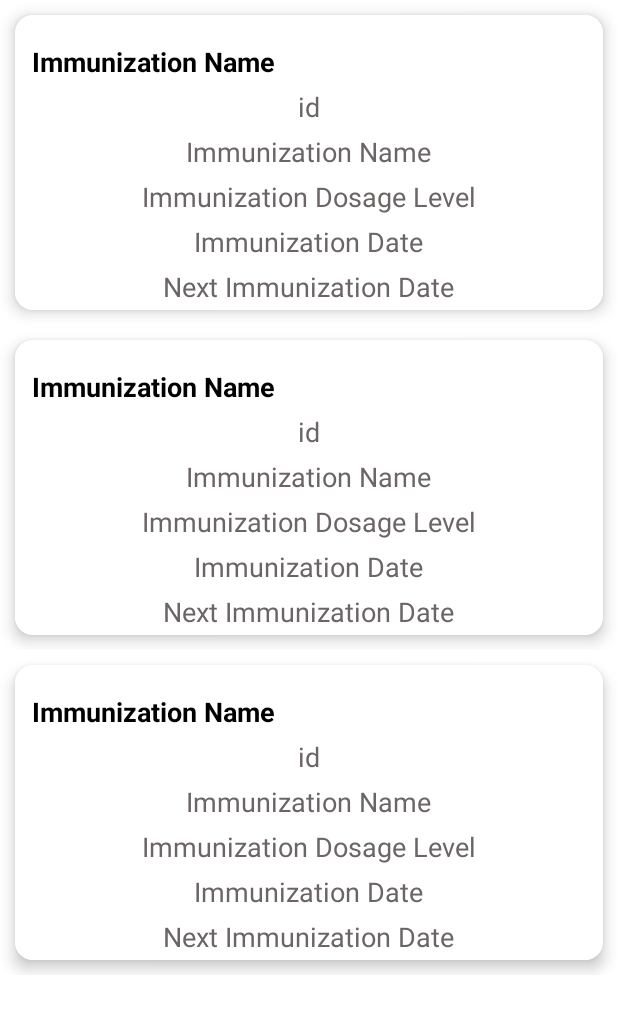
After one commit to martin-ngigi/Smart-Immunization, an Android app: the layout activity_view_immunizations.xml on its own in the app's theme, with its tools: preview values and no code run, on a phone screen of 412 x 824 dp. The commit adds this screen. Shown: the top 1013 px of the screen. Run offline under Robolectric (Android 15) with nearby library versions, the phone set to English and light mode, and no system bars; network calls fail.

Commit message:
View Immunizations in Recyclerview Success

```diff
--- a/app/src/main/AndroidManifest.xml
+++ b/app/src/main/AndroidManifest.xml
@@ -17,6 +17,9 @@
         android:supportsRtl="true"
         android:theme="@style/Theme.SmartImmunization"
         tools:targetApi="31">
+        <activity
+            android:name=".Activities2.ViewImmunizationsActivity"
+            android:exported="false" />
         <activity
             android:name=".Activities2.AddImmunizationActivity"
             android:exported="false" />
--- a/app/src/main/res/layout/activity_immunization2.xml
+++ b/app/src/main/res/layout/activity_immunization2.xml
@@ -6,7 +6,7 @@
     android:layout_height="match_parent"
     android:background="@color/white"
     android:orientation="vertical"
-    tools:context=".Activities.ImmunizationActivity">
+    tools:context=".Activities2.Immunization2Activity">
 
     <ScrollView
         android:layout_width="match_parent"
@@ -37,12 +37,12 @@
                     android:layout_marginTop="10dp"/>
 
                 <Button
-                    android:id="@+id/btn_signupR"
+                    android:id="@+id/btn_view_imnBtn"
                     android:layout_width="0dp"
                     android:layout_weight="1"
                     android:layout_margin="10dp"
                     android:layout_height="wrap_content"
-                    android:text="Signup"
+                    android:text="View Immn"
                     android:textColor="@color/white"
                     android:background="@drawable/btn_background"
                     android:layout_centerHorizontal="true"
--- /dev/null
+++ b/app/src/main/res/layout/activity_view_immunizations.xml
@@ -0,0 +1,22 @@
+<?xml version="1.0" encoding="utf-8"?>
+<LinearLayout xmlns:android="http://schemas.android.com/apk/res/android"
+    xmlns:app="http://schemas.android.com/apk/res-auto"
+    xmlns:tools="http://schemas.android.com/tools"
+    android:layout_width="match_parent"
+    android:layout_height="match_parent"
+    android:orientation="vertical"
+    android:background="@color/white"
+    tools:context=".Activities2.ViewImmunizationsActivity">
+
+    <!--recycler view to display our data-->
+    <androidx.recyclerview.widget.RecyclerView
+        android:id="@+id/idRVImmunizations"
+        android:layout_width="match_parent"
+        android:layout_height="match_parent"
+        tools:listitem="@layout/raw_immunizations"
+        app:layoutManager="androidx.recyclerview.widget.LinearLayoutManager"
+         />
+
+
+
+</LinearLayout>
--- /dev/null
+++ b/app/src/main/res/layout/raw_immunizations.xml
@@ -0,0 +1,86 @@
+<?xml version="1.0" encoding="utf-8"?>
+<LinearLayout xmlns:android="http://schemas.android.com/apk/res/android"
+    android:layout_width="match_parent"
+    android:layout_height="wrap_content"
+    xmlns:app="http://schemas.android.com/apk/res-auto"
+    android:orientation="vertical"
+    android:background="@color/white">
+
+    <androidx.cardview.widget.CardView
+        android:layout_width="match_parent"
+        android:layout_height="wrap_content"
+        android:layout_columnWeight="1"
+        android:layout_rowWeight="1"
+        app:cardElevation="6dp"
+        app:cardCornerRadius="12dp"
+        android:layout_margin="10dp">
+
+        <LinearLayout
+            android:layout_width="match_parent"
+            android:layout_height="match_parent"
+            android:layout_gravity="center"
+            android:background="@color/white"
+            android:gravity="center"
+            android:orientation="vertical"
+            android:padding="3dp">
+
+            <TextView
+                android:layout_width="match_parent"
+                android:layout_height="wrap_content"
+                android:layout_marginTop="15dp"
+                android:textColor="@color/black"
+                android:text="Immunization Name"
+                android:textStyle="bold"
+                android:textSize="18sp"
+                android:layout_marginStart="5dp"/>
+
+            <TextView
+                android:id="@+id/idTv"
+                android:layout_width="wrap_content"
+                android:layout_height="wrap_content"
+                android:layout_marginTop="5dp"
+                android:text="id"
+                android:textColor="#6C6565"
+                android:textSize="18sp" />
+
+            <TextView
+                android:id="@+id/immunizationNameTv"
+                android:layout_width="wrap_content"
+                android:layout_height="wrap_content"
+                android:layout_marginTop="5dp"
+                android:text="Immunization Name"
+                android:textColor="#6C6565"
+                android:textSize="18sp" />
+
+            <TextView
+                android:id="@+id/immunizationDosageLevelTv"
+                android:layout_width="wrap_content"
+                android:layout_height="wrap_content"
+                android:layout_marginTop="5dp"
+                android:text="Immunization Dosage Level"
+                android:textColor="#6C6565"
+                android:textSize="18sp" />
+
+            <TextView
+                android:id="@+id/immunizationDateTv"
+                android:layout_width="wrap_content"
+                android:layout_height="wrap_content"
+                android:layout_marginTop="5dp"
+                android:text="Immunization Date"
+                android:textColor="#6C6565"
+                android:textSize="18sp" />
+
+            <TextView
+                android:id="@+id/nextImmunizationDateTv"
+                android:layout_width="wrap_content"
+                android:layout_height="wrap_content"
+                android:layout_marginTop="5dp"
+                android:text="Next Immunization Date"
+                android:textColor="#6C6565"
+                android:textSize="18sp" />
+
+
+        </LinearLayout>
+    </androidx.cardview.widget.CardView>
+
+</LinearLayout>
```
Also changed, not shown: app/src/main/java/com/example/smart_immunization/Activities2/Immunization2Activity.java (+13 -1 lines), app/src/main/java/com/example/smart_immunization/Activities2/ViewImmunizationsActivity.java (added, +111 -0 lines), app/src/main/java/com/example/smart_immunization/Adapters/AdapterImmunizations.java (added, +80 -0 lines), app/src/main/java/com/example/smart_immunization/Models/Immunizations.java (added, +66 -0 lines).
